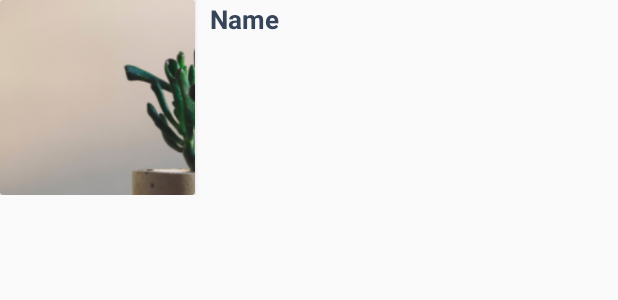
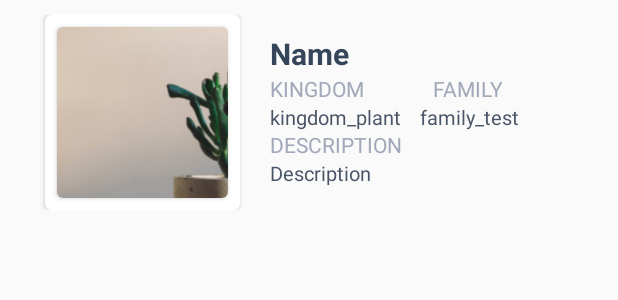
Before and after one commit to thathcmus/app_des_gr2, an Android app built with Jetpack Compose: the layout plant_item.xml on its own in the app's theme, with its tools: preview values and no code run, on a phone screen of 412 x 824 dp. Shown: the top 300 px of the screen. Run offline under Robolectric (Android 15) with nearby library versions, the phone set to English and light mode, and no system bars.

Commit message:
feat: add Species Feature, show Plant List and Plant Detail Info

```diff
--- a/Plant/app/src/main/java/com/example/plant/activities/Home/HomeActivity.kt
+++ b/Plant/app/src/main/java/com/example/plant/activities/Home/HomeActivity.kt
@@ -25,7 +25,7 @@ class HomeActivity : AppCompatActivity() {
     }
     fun init()
     {
-        replaceFragment(HomeFragment())
+        FragmentUtil(this).replaceFragment(HomeFragment(),R.id.HomeFrameLayout,true)
     }
     fun listenerEvent(){
         bottomNavBar.setOnItemSelectedListener { item ->
@@ -37,6 +37,7 @@ class HomeActivity : AppCompatActivity() {
                 R.id.profile_action -> {
                     replaceFragment(ProfileFragment())
                     true
+
                 }
                 else -> false
             }
--- a/Plant/app/src/main/java/com/example/plant/fragment/HomeFragment.kt
+++ b/Plant/app/src/main/java/com/example/plant/fragment/HomeFragment.kt
@@ -105,7 +105,7 @@ class HomeFragment : Fragment() {
             FragmentUtil(this.activity).replaceFragment(
                 SpeciesFragment(),
                 R.id.HomeFrameLayout,
-                false
+                true
             )
         }
         binding.articlesBtn.setOnClickListener() {
--- a/Plant/app/src/main/res/layout/plant_item.xml
+++ b/Plant/app/src/main/res/layout/plant_item.xml
@@ -1,120 +1,116 @@
 <?xml version="1.0" encoding="utf-8"?>
 <androidx.constraintlayout.widget.ConstraintLayout xmlns:android="http://schemas.android.com/apk/res/android"
     xmlns:app="http://schemas.android.com/apk/res-auto"
-    xmlns:tools="http://schemas.android.com/tools"
     android:layout_width="match_parent"
     android:layout_height="wrap_content"
-    android:layout_marginEnd="20dp">
-
+    android:padding="10dp"
+    >
     <android.support.v7.widget.CardView
         android:id="@+id/cvPlant"
         android:layout_width="130dp"
         android:layout_height="130dp"
         android:layout_gravity="center"
+        app:cardCornerRadius="4dp"
         app:layout_constraintBottom_toBottomOf="parent"
-        app:layout_constraintStart_toStartOf="parent">
+        app:layout_constraintStart_toStartOf="parent"
+        app:layout_constraintTop_toTopOf="parent"
+        android:layout_marginStart="20dp"
+        >
+        <androidx.cardview.widget.CardView
+            android:layout_width="match_parent"
+            android:layout_height="match_parent"
+            android:layout_margin="8dp"
+            app:cardCornerRadius="4dp">
 
             <ImageView
                 android:id="@+id/ivPlant"
-            android:layout_width="wrap_content"
-            android:layout_height="130dp"
+                android:layout_width="match_parent"
+                android:layout_height="match_parent"
                 android:scaleType="centerCrop"
                 android:src="@drawable/home_plants" />
+        </androidx.cardview.widget.CardView>
 
     </android.support.v7.widget.CardView>
 
+    <LinearLayout
+        android:layout_width="0dp"
+        android:layout_height="match_parent"
+        android:layout_marginStart="20dp"
+        android:layout_marginEnd="20dp"
+        android:layout_marginTop="12dp"
+        android:orientation="vertical"
+        app:layout_constraintEnd_toEndOf="parent"
+        app:layout_constraintStart_toEndOf="@+id/cvPlant"
+        app:layout_constraintTop_toTopOf="parent">
+
         <TextView
             android:id="@+id/tvPlantName"
-        android:layout_width="wrap_content"
-        android:layout_height="21dp"
-        android:layout_marginStart="140dp"
-        android:layout_marginBottom="108dp"
+            android:layout_width="match_parent"
+            android:layout_height="wrap_content"
             android:text="Name"
             android:textColor="#36455a"
-        android:textSize="17sp"
-        android:textStyle="bold"
-        app:layout_constraintBottom_toBottomOf="parent"
-        app:layout_constraintStart_toStartOf="parent" />
+            android:textSize="20sp"
+            android:textStyle="bold" />
 
         <LinearLayout
+            android:layout_width="match_parent"
+            android:layout_height="match_parent"
+            android:orientation="horizontal">
+
+            <TextView
                 android:layout_width="wrap_content"
                 android:layout_height="wrap_content"
-        android:layout_marginStart="200dp"
-        android:layout_marginTop="60dp"
-        android:elevation="3dp"
-        android:orientation="horizontal"
-        android:paddingStart="18dp"
-
-        app:layout_constraintStart_toStartOf="parent"
-        app:layout_constraintTop_toBottomOf="@+id/tvPlantName" />
+                android:layout_weight="0.5"
+                android:text="KINGDOM"
+                android:textColor="#a1a8b9"
+                android:textSize="14dp" />
 
             <TextView
-        android:layout_width="59dp"
-        android:layout_height="15dp"
-        android:layout_alignParentStart="true"
-        android:layout_alignParentTop="true"
-        android:text="KINGDOM"
+                android:layout_width="wrap_content"
+                android:layout_height="wrap_content"
+                android:layout_weight="0.5"
+                android:text="FAMILY"
                 android:textColor="#a1a8b9"
-        android:textSize="12dp"
-        tools:layout_editor_absoluteX="139dp"
-        tools:layout_editor_absoluteY="30dp" />
+                android:textSize="14dp"
+
+                />
+        </LinearLayout>
+
+        <LinearLayout
+            android:layout_width="match_parent"
+            android:layout_height="match_parent"
+            android:orientation="horizontal">
 
             <TextView
                 android:id="@+id/tvPlantKingdom"
-        android:layout_width="wrap_content"
-        android:layout_height="17dp"
-        android:layout_alignParentStart="true"
-        android:layout_alignParentTop="true"
+                android:layout_width="100dp"
+                android:layout_height="18dp"
                 android:text="kingdom_plant"
                 android:textColor="#495566"
-        android:textSize="12dp"
-        app:layout_constraintStart_toStartOf="@+id/textView2"
-        tools:layout_editor_absoluteY="52dp" />
+                android:textSize="13dp" />
 
             <TextView
-        android:id="@+id/tvPlantFamily"
+                android:id="@+id/tvFamily"
                 android:layout_width="wrap_content"
-        android:layout_height="15dp"
-        android:layout_alignParentTop="true"
-        android:layout_alignParentEnd="true"
-        android:text="family_plant"
+                android:layout_height="18dp"
+                android:text="family_test"
                 android:textColor="#495566"
-        android:textSize="12dp"
-        tools:layout_editor_absoluteX="276dp"
-        tools:layout_editor_absoluteY="52dp" />
+                android:textSize="13dp" />
+        </LinearLayout>
 
         <TextView
-        android:layout_width="59dp"
-        android:layout_height="15dp"
-        android:layout_alignParentTop="true"
-        android:layout_alignParentEnd="true"
-        android:text="FAMILY"
+            android:layout_width="wrap_content"
+            android:layout_height="wrap_content"
+            android:text="DESCRIPTION"
             android:textColor="#a1a8b9"
-        android:textSize="12dp"
-        app:layout_constraintStart_toStartOf="@+id/tvPlantFamily"
-        tools:layout_editor_absoluteY="30dp" />
+            android:textSize="14dp" />
 
         <TextView
-        android:id="@+id/tvPlantDescription"
-        android:layout_width="223dp"
-        android:layout_height="34dp"
-        android:text="descrip_lant"
+            android:id="@+id/tvDescPlant"
+            android:layout_width="match_parent"
+            android:layout_height="30dp"
+            android:text="Description"
             android:textColor="#495566"
-        android:textSize="12dp"
-        tools:layout_editor_absoluteX="139dp"
-        tools:layout_editor_absoluteY="96dp" />
-
-    <TextView
-        android:id="@+id/textView2"
-        android:layout_width="83dp"
-        android:layout_height="15dp"
-        android:layout_alignParentStart="true"
-        android:layout_alignParentTop="true"
-        android:text="DESCRIPTION"
-        android:textColor="#a1a8b9"
-        android:textSize="12dp"
-        app:layout_constraintStart_toStartOf="@+id/tvPlantDescription"
-        tools:layout_editor_absoluteY="74dp" />
-
-
+            android:textSize="13dp" />
+    </LinearLayout>
 </androidx.constraintlayout.widget.ConstraintLayout>
--- a/Plant/app/src/main/res/values/colors.xml
+++ b/Plant/app/src/main/res/values/colors.xml
@@ -12,5 +12,5 @@
     <color name="btn_color">#2DDA93</color>
     <color name="logo_color">#3FC845</color>
     <color name="loading_color">#24A570</color>
-    <color name="Home_background_color">#E6E9EC</color>
+    <color name="Home_background_color">#fafdff</color>
 </resources>
```
Also changed, not shown: Plant/app/src/main/java/com/example/plant/adapter/PlantRecyclerAdapter.kt (+4 -5 lines), Plant/app/src/main/java/com/example/plant/fragment/PlantDetailFragment.kt (+9 -5 lines), Plant/app/src/main/java/com/example/plant/fragment/PlantFragment.kt (+16 -10 lines), Plant/app/src/main/java/com/example/plant/fragment/SpeciesFragment.kt (+5 -3 lines), Plant/app/src/main/java/com/example/plant/model/Plant.kt (+5 -3 lines), Plant/app/src/main/res/layout/fragment_plant.xml (+10 -10 lines), Plant/app/src/main/res/layout/fragment_plant_detail.xml (+20 -12 lines). Lines whose indentation alone changed are shown as unchanged.
